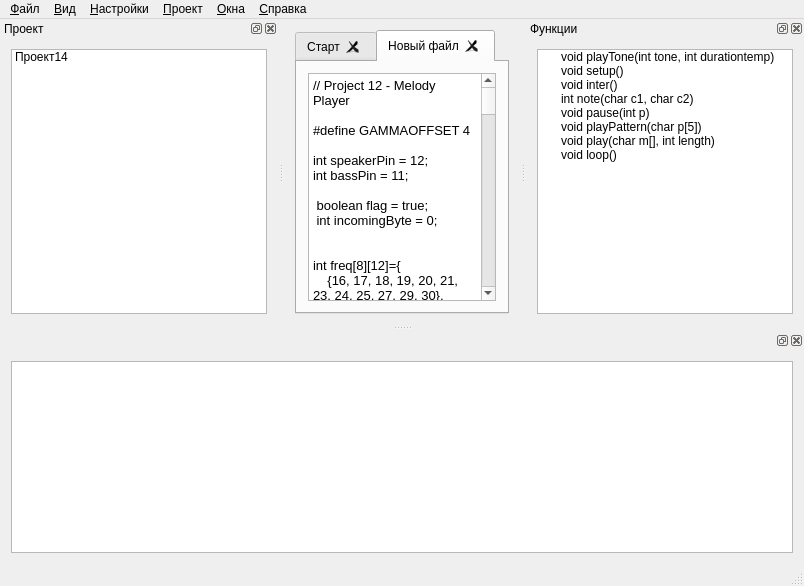
Old version of the form mainwindow.ui in the repository dzeban/reduino.
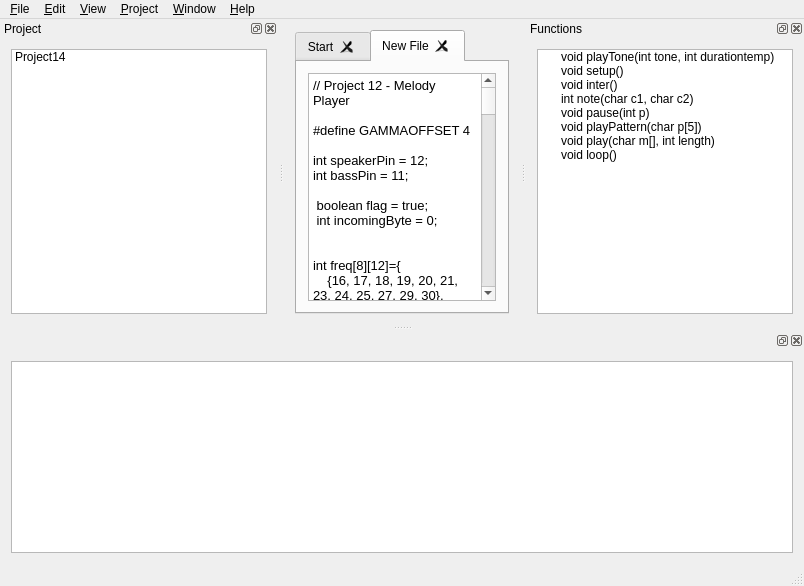
New version of the form.

Commit message: Translated interface

```diff
--- a/mainwindow.ui
+++ b/mainwindow.ui
@@ -49,7 +49,7 @@
       </property>
       <widget class="QWidget" name="tab">
        <attribute name="title">
-        <string>Старт</string>
+        <string>Start</string>
        </attribute>
        <layout class="QGridLayout" name="gridLayout_5">
         <item row="0" column="0">
@@ -70,7 +70,7 @@
       </widget>
       <widget class="QWidget" name="tab_2">
        <attribute name="title">
-        <string>Новый файл</string>
+        <string>New File</string>
        </attribute>
        <layout class="QGridLayout" name="gridLayout_6">
         <item row="0" column="0">
@@ -309,7 +309,7 @@
     </size>
    </property>
    <property name="windowTitle">
-    <string>Проект</string>
+    <string>Project</string>
    </property>
    <attribute name="dockWidgetArea">
     <number>1</number>
@@ -367,7 +367,7 @@
        </column>
        <item>
         <property name="text">
-         <string>Проект14</string>
+         <string>Project14</string>
         </property>
         <item>
          <property name="text">
@@ -464,7 +464,7 @@
     </size>
    </property>
    <property name="windowTitle">
-    <string>Функции</string>
+    <string>Functions</string>
    </property>
    <attribute name="dockWidgetArea">
     <number>2</number>
@@ -535,42 +535,42 @@
      <x>0</x>
      <y>0</y>
      <width>804</width>
-     <height>20</height>
+     <height>22</height>
     </rect>
    </property>
-   <widget class="QMenu" name="menu">
-    <property name="title">
-     <string>&amp;Файл</string>
-    </property>
-    <addaction name="action_4"/>
-    <addaction name="action_5"/>
-    <addaction name="action_3"/>
-   </widget>
    <widget class="QMenu" name="menu_2">
     <property name="title">
-     <string>&amp;Вид</string>
+     <string>&amp;Edit</string>
     </property>
    </widget>
    <widget class="QMenu" name="menu_3">
     <property name="title">
-     <string>&amp;Настройки</string>
+     <string>&amp;View</string>
     </property>
    </widget>
    <widget class="QMenu" name="menu_5">
     <property name="title">
-     <string>&amp;Окна</string>
+     <string>&amp;Window</string>
     </property>
    </widget>
    <widget class="QMenu" name="menu_6">
     <property name="title">
-     <string>&amp;Справка</string>
+     <string>&amp;Help</string>
     </property>
    </widget>
    <widget class="QMenu" name="menu_4">
     <property name="title">
-     <string>&amp;Проект</string>
+     <string>&amp;Project</string>
     </property>
    </widget>
+   <widget class="QMenu" name="menu">
+    <property name="title">
+     <string>&amp;File</string>
+    </property>
+    <addaction name="action_4"/>
+    <addaction name="action_5"/>
+    <addaction name="action_3"/>
+   </widget>
    <addaction name="menu"/>
    <addaction name="menu_2"/>
    <addaction name="menu_3"/>
```
Left out of the diff: 434 changed lines with no effect on the pictures.
